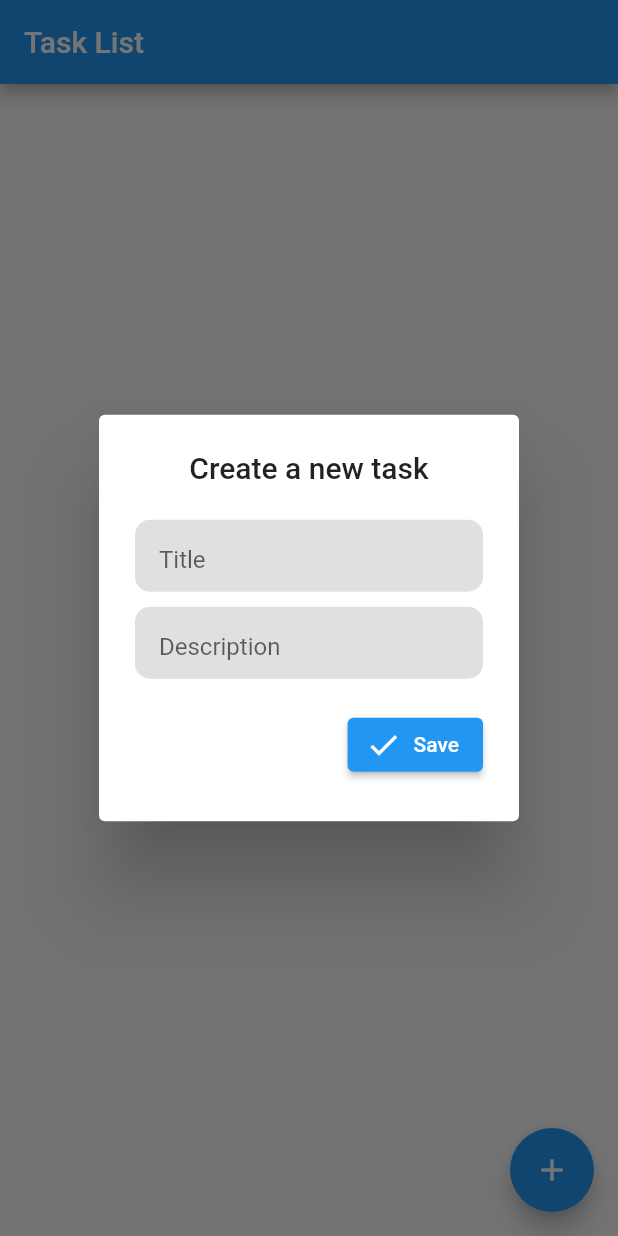
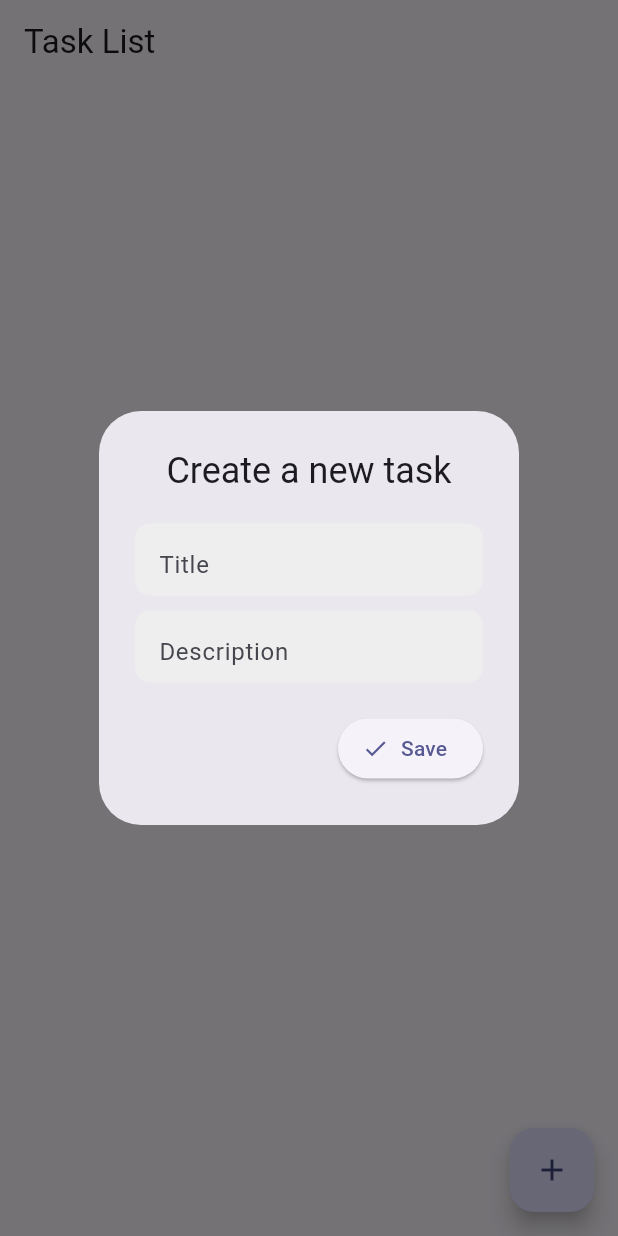
Before and after one commit to LGustavoMaciel/task_clean_arch, a Flutter app: the screen it shows after launch, after a tap on the "add" icon, on a phone screen of 412 x 824 dp. Run offline on Flutter 3.47's test engine with Material 2 defaults, Android fonts, the phone set to English and light mode, and no system bars; our stand-ins replace flutter_mobx, mobx; generated files the repository leaves out were written again.

Commit message:
ajustes de cor

```diff
--- a/lib/app/presentation/widgets/custom_textfield.dart
+++ b/lib/app/presentation/widgets/custom_textfield.dart
@@ -28,7 +28,7 @@ class CustomTextField extends StatelessWidget {
     return Container(
       decoration: BoxDecoration(
         shape: BoxShape.rectangle,
-        color: Colors.grey[300],
+        color: Colors.grey[200],
         borderRadius: BorderRadius.circular(10),
       ),
       padding: prefix != null ? null : const EdgeInsets.only(left: 16),
--- a/lib/main.dart
+++ b/lib/main.dart
@@ -11,6 +11,10 @@ class MyApp extends StatelessWidget {
   @override
   Widget build(BuildContext context) {
     return MaterialApp(
+      theme: ThemeData(
+        colorScheme: ColorScheme.fromSeed(seedColor: Color(0xFF303151).withOpacity(0.2)),
+        useMaterial3: true,
+      ),
       home: TaskPage(),
     );
   }
```
